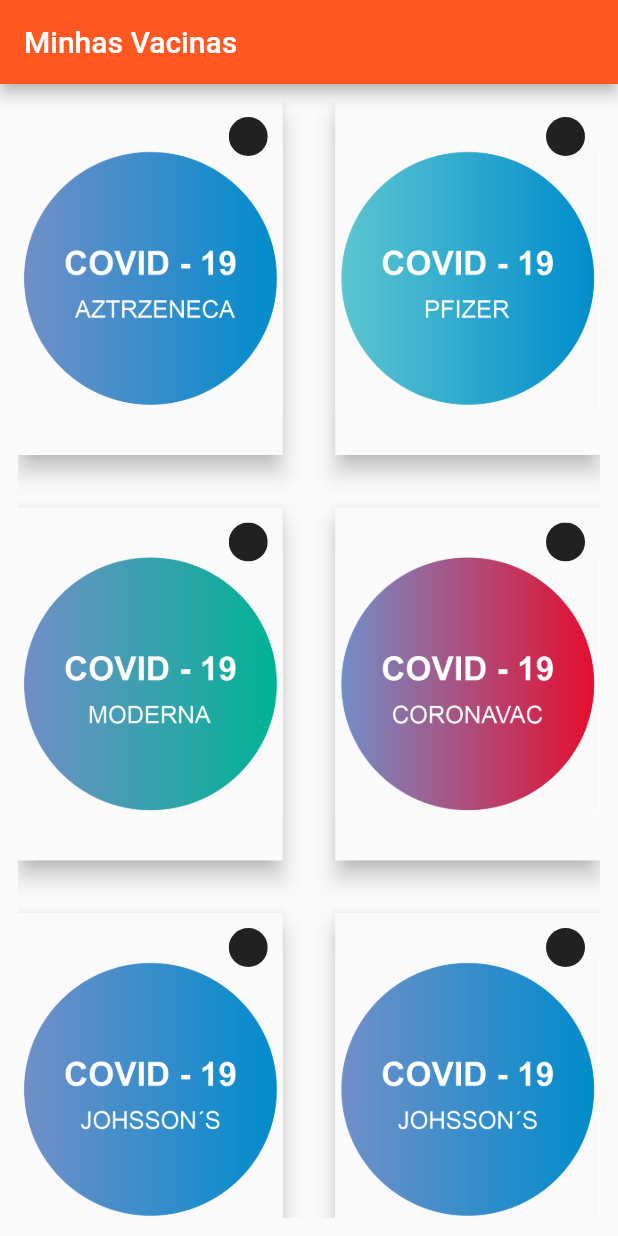
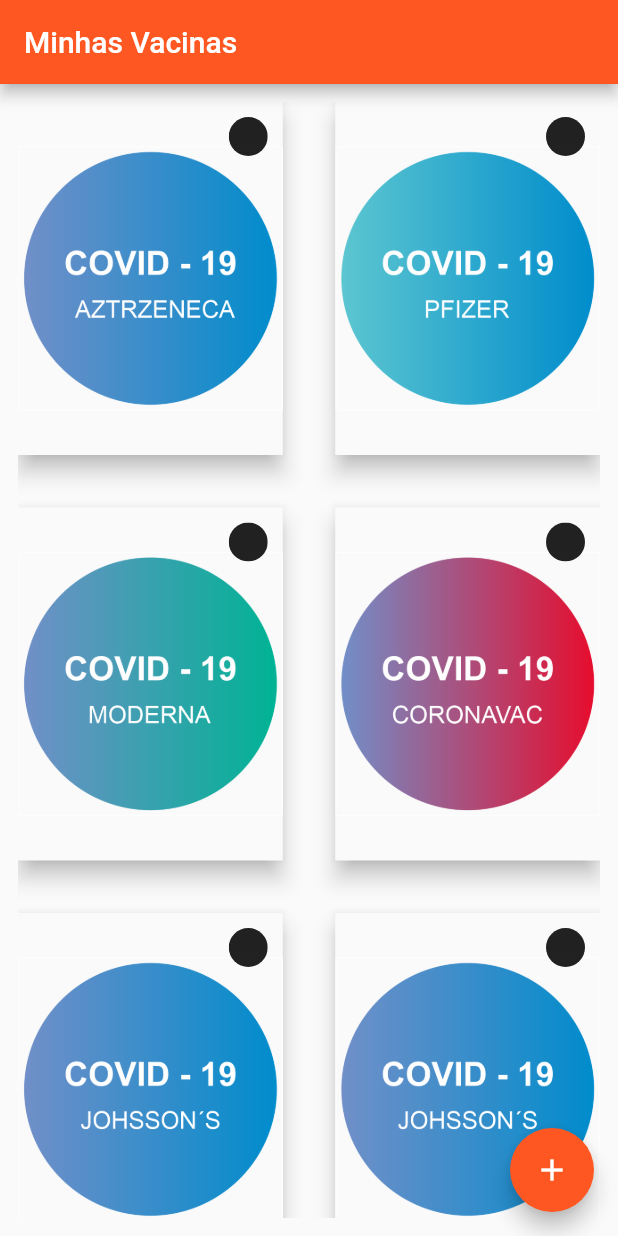
Before and after one commit to edgracional/Meu_Projeto_Flutter, a Flutter app: the screen it shows after launch, on a phone screen of 412 x 824 dp. Run offline on Flutter 3.47's test engine with Material 2 defaults, Android fonts, the light colour scheme and no system bars.

Commit message:
botão flutuante

```diff
--- a/lib/pages/vacinas.dart
+++ b/lib/pages/vacinas.dart
@@ -46,6 +46,11 @@
             ),
           ),
         ),
-        ));
+      ),
+      floatingActionButton: FloatingActionButton(
+        onPressed: () => {},
+        child: Icon(Icons.add),
+      ),
+    );
   }
 }
```
Lines whose indentation alone changed are shown as unchanged.
